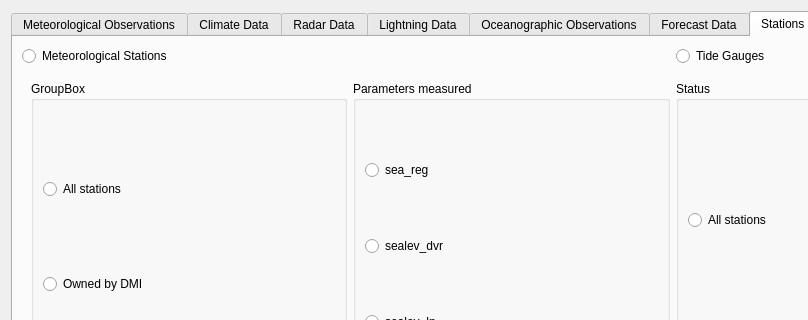
First picture: the form in DMI_Open_Data_dialog_base.ui, repository dmidk/Open-Data-QGIS-plugin, before the edit; both pictures show x 0 to 808 and y 0 to 320 of the 1345 by 543 pixel window.
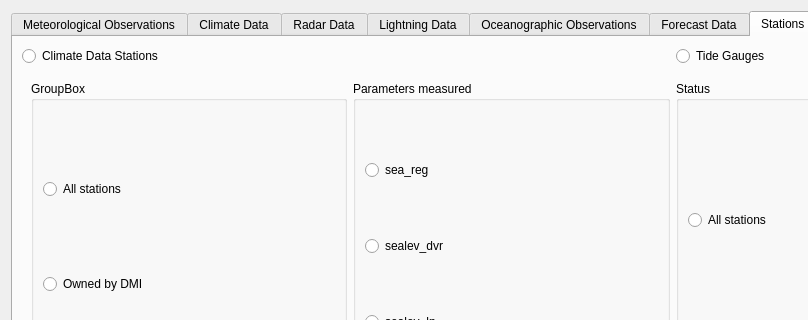
Second picture: the form after the edit. The open tabs and pages were chosen to show the change.

Commit message: Change label to match where station list comes from

Patch:
```diff
--- a/DMI_Open_Data_dialog_base.ui
+++ b/DMI_Open_Data_dialog_base.ui
@@ -2571,7 +2571,7 @@
          <item>
           <widget class="QRadioButton" name="met_stat_info">
            <property name="text">
-            <string>Meteorological Stations</string>
+            <string>Climate Data Stations</string>
            </property>
           </widget>
          </item>
```
The commit also changes 1 other file.
